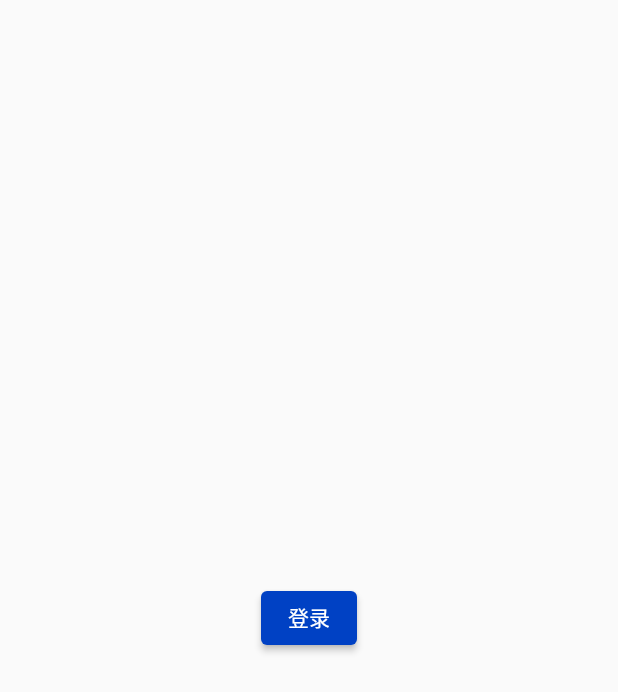
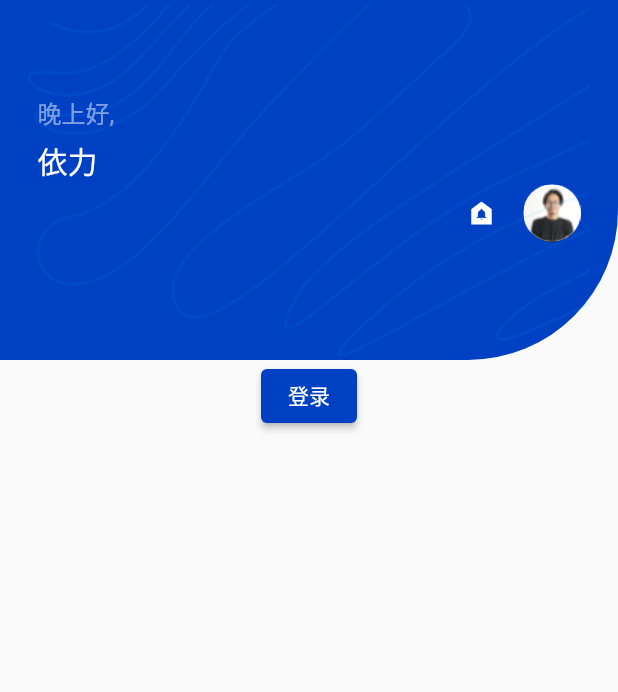
Before and after one commit to FrankLin23/yili-music-app, a Flutter app: the screen it shows after launch, on a phone screen of 412 x 824 dp. Shown: the top 692 px of the screen. Run offline on Flutter 3.47's test engine with Material 2 defaults, Android fonts, the phone set to English and light mode, and no system bars.

Commit message:
Update Home Page

```diff
--- a/lib/main.dart
+++ b/lib/main.dart
@@ -15,6 +15,7 @@ class YuanLiMusic extends StatelessWidget {
   Widget build(BuildContext context) {
     return MaterialApp(
       title: '原力音乐',
+      debugShowCheckedModeBanner: false,
       theme: ThemeData(
         primarySwatch: primary,
         tabBarTheme: tabBarTheme
--- a/lib/pages/home.dart
+++ b/lib/pages/home.dart
@@ -1,18 +1,19 @@
 import 'package:flutter/material.dart';
+import 'package:yili_music_app/widgets/header.dart';
 
 class Home extends StatelessWidget {
-  const Home({Key?key}) : super(key: key);
+  const Home({Key? key}) : super(key: key);
 
   @override
   Widget build(BuildContext context) {
     return Scaffold(
-      body: Center (
-        child: ElevatedButton(
-          onPressed: (){
+      body: Column(
+        children: <Widget>[
+          const Header(),
+          ElevatedButton(onPressed: (){
             Navigator.pushNamed(context, '/login');
-          },
-          child: const Text("登录"),
-        ),
+          }, child: const Text("登录"))
+        ],
       ),
     );
   }
--- /dev/null
+++ b/lib/widgets/header.dart
@@ -0,0 +1,94 @@
+import 'package:flutter/material.dart';
+import 'package:yili_music_app/theme.dart';
+
+class Header extends StatelessWidget {
+  const Header({Key? key}) : super(key: key);
+
+  @override
+  Widget build(BuildContext context) {
+    Size screenSize = MediaQuery.of(context).size;
+
+    return Stack(
+      children: <Widget>[
+        Container(
+          padding: const EdgeInsets.only(top: 44),
+          width: screenSize.width,
+          height: 240,
+          decoration: const BoxDecoration(
+              color: primary,
+              borderRadius:
+                  BorderRadius.only(bottomRight: Radius.circular(100))),
+          child: Container(
+            padding:
+                const EdgeInsets.only(top: 19, bottom: 19, right: 25, left: 25),
+            child: SizedBox(
+              width: screenSize.width,
+              height: 80,
+              child: Row(
+                mainAxisAlignment: MainAxisAlignment.center,
+                crossAxisAlignment: CrossAxisAlignment.center,
+                children: <Widget>[
+                  Column(
+                    crossAxisAlignment: CrossAxisAlignment.start,
+                    children: <Widget>[
+                      Text(
+                        "晚上好, ",
+                        style: TextStyle(
+                          color: Colors.white.withOpacity(0.5),
+                          fontSize: 16,
+                        ),
+                      ),
+                      const SizedBox(
+                        height: 5,
+                      ),
+                      const Text(
+                        "依力",
+                        style: TextStyle(
+                            fontSize: 20,
+                            color: Colors.white,
+                            fontWeight: FontWeight.w500),
+                      )
+                    ],
+                  ),
+                  const Spacer(),
+                  Row(
+                    crossAxisAlignment: CrossAxisAlignment.center,
+                    children: <Widget>[
+                      const Icon(
+                        Icons.doorbell_sharp,
+                        color: Colors.white,
+                        size: 20.0,
+                      ),
+                      const SizedBox(
+                        width: 18,
+                      ),
+                      Container(
+                        width: 38,
+                        height: 38,
+                        decoration: BoxDecoration(
+                            color: Colors.white,
+                            borderRadius: BorderRadius.circular(19)),
+                        child: const Image(
+                            width: 38,
+                            height: 38,
+                            image: AssetImage('assets/images/avatar.png')),
+                      )
+                    ],
+                  )
+                ],
+              ),
+            ),
+          ),
+        ),
+        Positioned(
+            top: 0,
+            left: 0,
+            child: Image(
+              width: screenSize.width,
+              height: 240,
+              image: const AssetImage('assets/images/bg.png'),
+            ))
+      ],
+    );
+  }
+}
--- a/lib/widgets/login_form.dart
+++ b/lib/widgets/login_form.dart
@@ -73,7 +73,9 @@ class _loginFormState extends State<LoginForm> {
           FractionallySizedBox(
             widthFactor: 1,
             child: ElevatedButton(
-              onPressed: (){},
+              onPressed: (){
+                Navigator.pushNamed(context, '/');
+              },
               child: const Text("登录"),
             ),
           ),
--- a/pubspec.yaml
+++ b/pubspec.yaml
@@ -29,6 +29,8 @@ environment:
 dependencies:
   flutter:
     sdk: flutter
+  http: ^0.13.4
+  flutter_svg: ^0.12.1
 
 
   # The following adds the Cupertino Icons font to your application.
@@ -56,7 +58,9 @@ flutter:
   # included with your application, so that you can use the icons in
   # the material Icons class.
   uses-material-design: true
-
+  assets:
+    - assets/images/bg.png
+    - assets/images/avatar.png
   # To add assets to your application, add an assets section, like this:
   # assets:
   #   - images/a_dot_burr.jpeg
```
Also changed, not shown: assets/images/album.png (added), assets/images/album.svg (added), assets/images/avatar.png (added), assets/images/banner.png (added), assets/images/banner@2x.png (added), assets/images/bg.png (added), assets/images/musician-photo.png (added), assets/images/playlist-back-image.svg (added), assets/images/save.svg (added), pubspec.lock.
